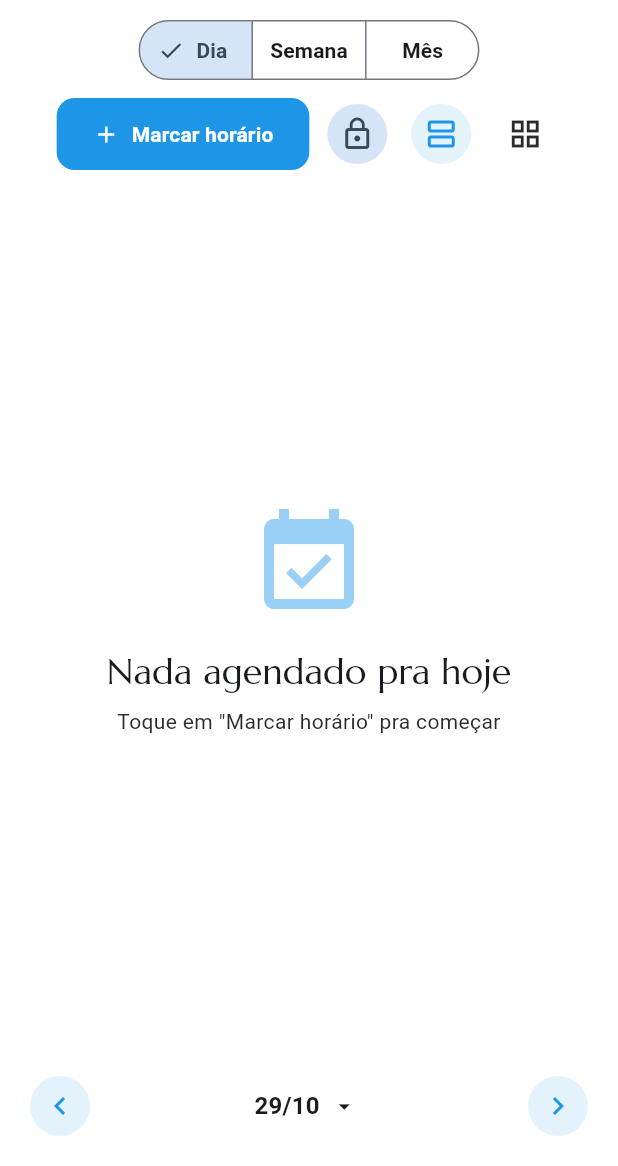
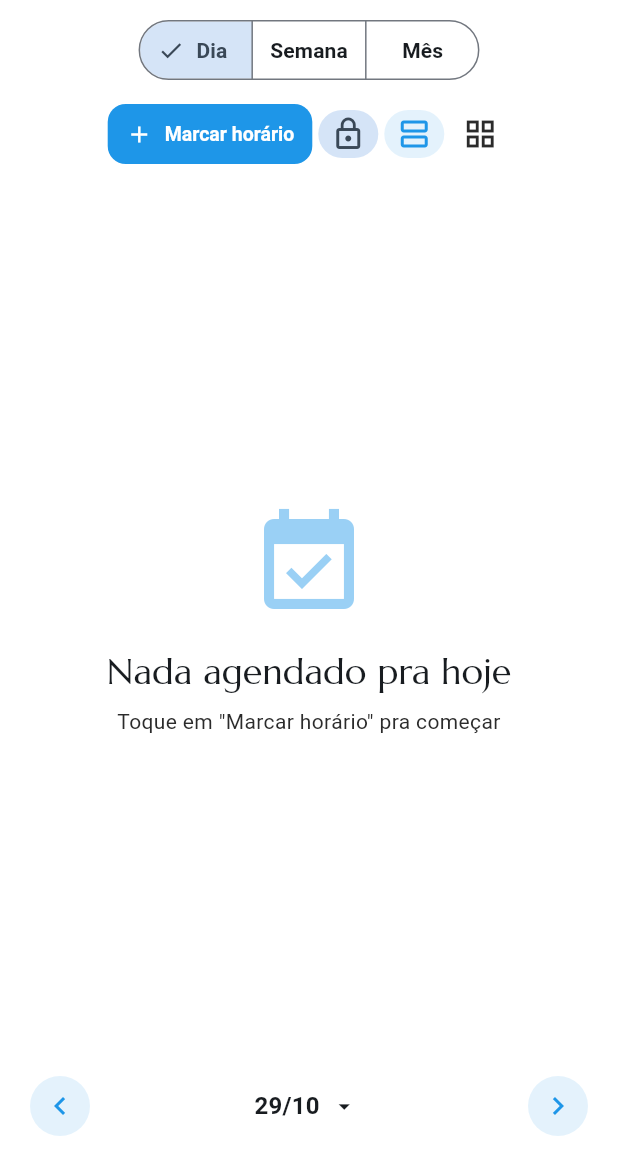
Before and after one commit to kidev-tec/apk-myschedule, a Flutter app: the AgendaPage screen opened by its route, on a phone screen of 412 x 824 dp, the part 70-1236 px from its top. Run offline on Flutter 3.47's test engine with Material 3 defaults, Android fonts, the phone set to English and light mode, and no system bars; our stand-ins replace connectivity_plus, dio, firebase_auth, firebase_core, firebase_messaging, flutter_markdown and 8 more; accounts and stored records are empty; network calls fail; Roboto replaces fonts that are missing (Poppins).

Commit message:
fix(agenda): botão Marcar horário e ícones compactos numa linha só
Botão com menos padding (texto 13, ícone 18, altura 40) e ícones em
densidade compacta, espaçamento 4: cabe tudo numa linha até em 360dp.
O Wrap continua como proteção em telas ainda menores.

Co-Authored-By: Claude Opus 5.5 <noreply@anthropic.com>

```diff
--- a/lib/features/agenda/agenda_page.dart
+++ b/lib/features/agenda/agenda_page.dart
@@ -374,23 +374,32 @@ class _AgendaPageState extends ConsumerState<AgendaPage> {
                               padding:
                                   const EdgeInsets.symmetric(horizontal: 16),
                               child: Wrap(
-                                spacing: 8,
+                                // compacto: botão + 4 ícones numa linha até
+                                // em 360dp; Wrap só quebra em telas menores
+                                spacing: 4,
                                 runSpacing: 4,
                                 crossAxisAlignment: WrapCrossAlignment.center,
                                 children: [
                                   FilledButton.icon(
                                     onPressed: _openBooking,
-                                    icon: const Icon(Icons.add),
+                                    icon: const Icon(Icons.add, size: 18),
                                     label: const Text('Marcar horário'),
                                     style: FilledButton.styleFrom(
                                       backgroundColor:
                                           AppColors.primaryOf(context),
                                       foregroundColor: Colors.white,
+                                      padding: const EdgeInsets.symmetric(
+                                          horizontal: 12, vertical: 10),
+                                      minimumSize: const Size(0, 40),
+                                      textStyle: const TextStyle(
+                                          fontSize: 13,
+                                          fontWeight: FontWeight.w600),
                                     ),
                                   ),
                                   IconButton.filledTonal(
                                     onPressed: _showBlockSheet,
                                     tooltip: 'Bloquear horário',
+                                    visualDensity: VisualDensity.compact,
                                     icon: const Icon(Icons.lock_outline),
                                   ),
                                   // Lista/grade não se aplicam ao mês.
@@ -548,6 +557,7 @@ class _AgendaPageState extends ConsumerState<AgendaPage> {
   Widget _buildLayoutToggle(_AgendaLayout layout, IconData icon, String label) {
     final selected = _layout == layout;
     return IconButton(
+      visualDensity: VisualDensity.compact,
       onPressed: () => setState(() => _layout = layout),
       tooltip: label,
       isSelected: selected,
@@ -856,6 +866,7 @@ class _AgendaPageState extends ConsumerState<AgendaPage> {
   Widget _buildCollapseAllButton() {
     final allCollapsed = _collapsedDays.containsAll(_weekDaysWithAppointments);
     return IconButton(
+      visualDensity: VisualDensity.compact,
       onPressed: () => setState(() {
         if (allCollapsed) {
           _collapsedDays.clear();
```
